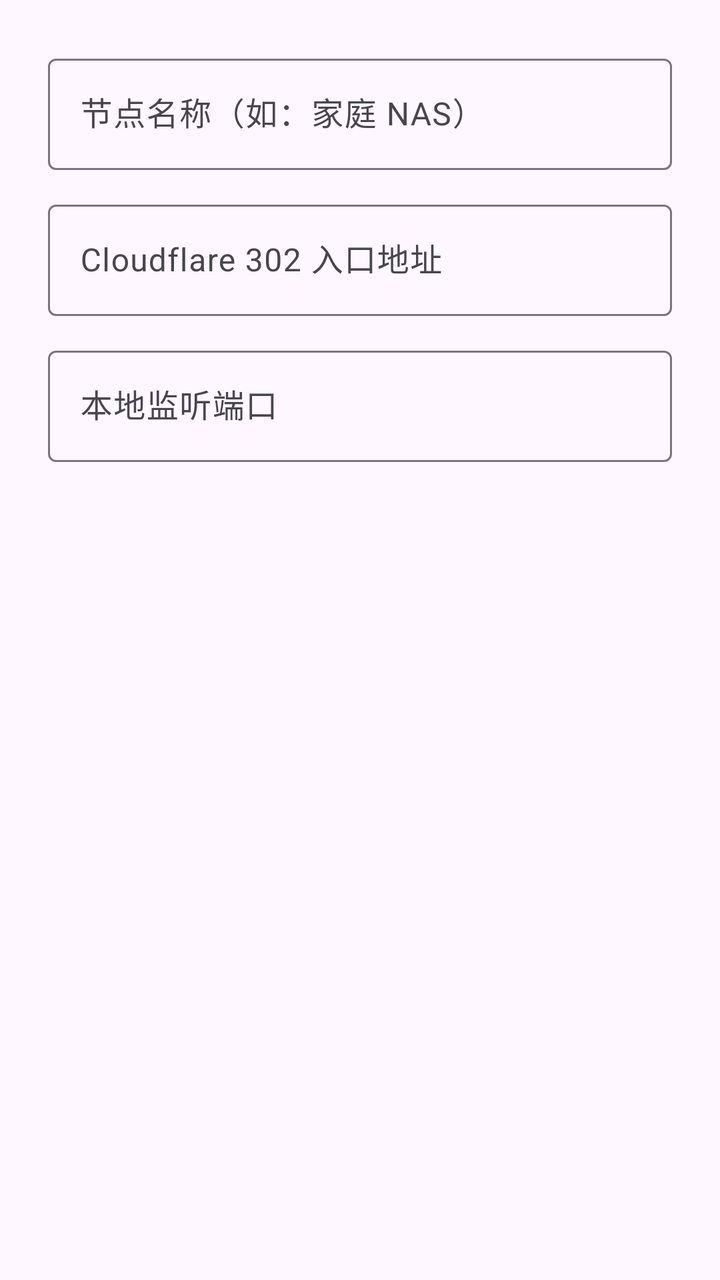
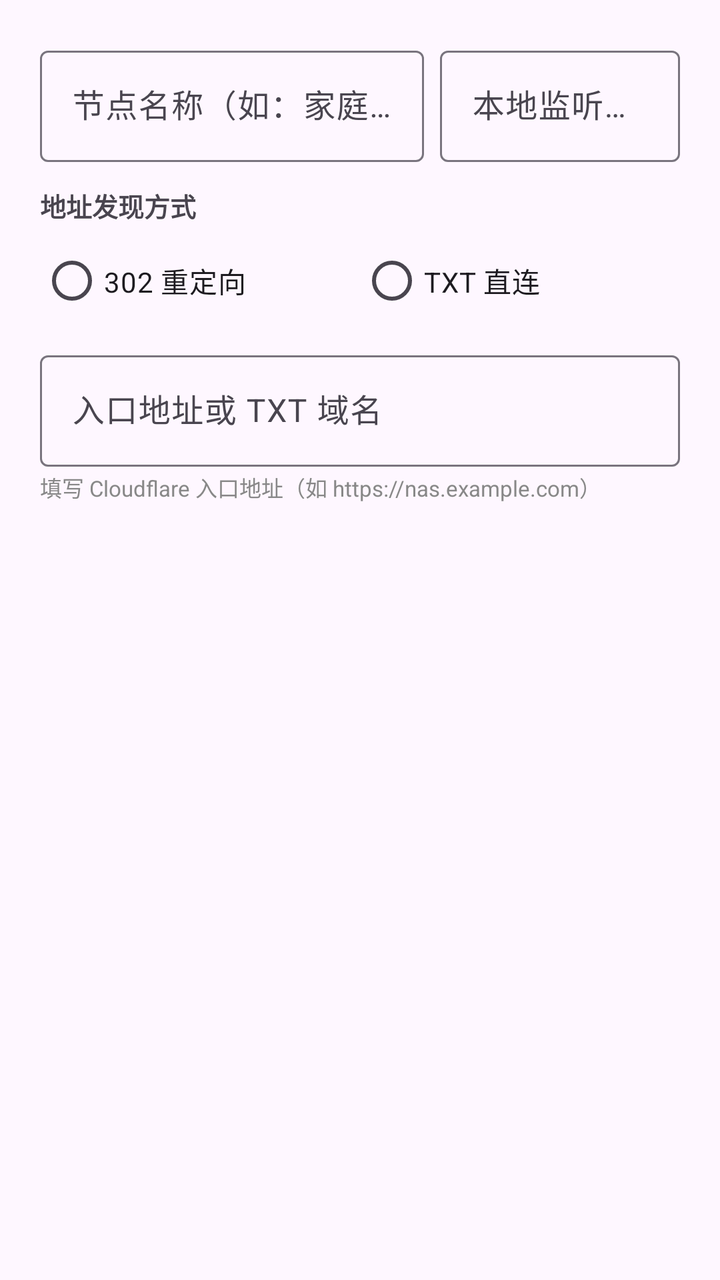

An Android layout rendered at two revisions. The XML below is the earlier revision; the diff shows what the commit changed to produce the second picture.
<!-- AndroidManifest.xml: application theme Theme.WebDavGate -->
<!-- res/layout/dialog_node_edit.xml -->
<?xml version="1.0" encoding="utf-8"?>
<LinearLayout xmlns:android="http://schemas.android.com/apk/res/android"
    android:layout_width="match_parent"
    android:layout_height="wrap_content"
    android:orientation="vertical"
    android:padding="24dp">

    <com.google.android.material.textfield.TextInputLayout
        android:layout_width="match_parent"
        android:layout_height="wrap_content"
        android:hint="@string/hint_name">

        <com.google.android.material.textfield.TextInputEditText
            android:id="@+id/editName"
            android:layout_width="match_parent"
            android:layout_height="wrap_content"
            android:inputType="text"
            android:maxLines="1" />

    </com.google.android.material.textfield.TextInputLayout>

    <com.google.android.material.textfield.TextInputLayout
        android:layout_width="match_parent"
        android:layout_height="wrap_content"
        android:layout_marginTop="12dp"
        android:hint="@string/hint_cfurl">

        <com.google.android.material.textfield.TextInputEditText
            android:id="@+id/editUrl"
            android:layout_width="match_parent"
            android:layout_height="wrap_content"
            android:inputType="textUri"
            android:maxLines="1" />

    </com.google.android.material.textfield.TextInputLayout>

    <com.google.android.material.textfield.TextInputLayout
        android:layout_width="match_parent"
        android:layout_height="wrap_content"
        android:layout_marginTop="12dp"
        android:hint="@string/hint_port">

        <com.google.android.material.textfield.TextInputEditText
            android:id="@+id/editPort"
            android:layout_width="match_parent"
            android:layout_height="wrap_content"
            android:inputType="number"
            android:maxLines="1" />

    </com.google.android.material.textfield.TextInputLayout>

</LinearLayout>
<!-- resources referenced by this layout -->
<resources>
  <string name="hint_cfurl">Cloudflare 302 入口地址</string>
  <string name="hint_name">节点名称（如：家庭 NAS）</string>
  <string name="hint_port">本地监听端口</string>
  <style name="Theme.WebDavGate" parent="Theme.Material3.DayNight.NoActionBar">
          
          <item name="android:statusBarColor">@android:color/transparent</item>
          <item name="android:navigationBarColor">?attr/colorSurface</item>
      </style>
</resources>

<!-- the commit's change to res/layout/dialog_node_edit.xml (unified diff, before → after) -->
@@ -3,27 +3,85 @@
     android:layout_width="match_parent"
     android:layout_height="wrap_content"
     android:orientation="vertical"
-    android:padding="24dp">
+    android:padding="20dp">
 
+    
+    <LinearLayout
+        android:layout_width="match_parent"
+        android:layout_height="wrap_content"
+        android:orientation="horizontal"
+        android:baselineAligned="false">
+
+        <com.google.android.material.textfield.TextInputLayout
+            android:layout_width="0dp"
+            android:layout_height="wrap_content"
+            android:layout_weight="1"
+            android:hint="@string/hint_name">
+
+            <com.google.android.material.textfield.TextInputEditText
+                android:id="@+id/editName"
+                android:layout_width="match_parent"
+                android:layout_height="wrap_content"
+                android:inputType="text"
+                android:maxLines="1" />
+
+        </com.google.android.material.textfield.TextInputLayout>
+
+        <com.google.android.material.textfield.TextInputLayout
+            android:layout_width="120dp"
+            android:layout_height="wrap_content"
+            android:layout_marginStart="8dp"
+            android:hint="@string/hint_port">
+
+            <com.google.android.material.textfield.TextInputEditText
+                android:id="@+id/editPort"
+                android:layout_width="match_parent"
+                android:layout_height="wrap_content"
+                android:inputType="number"
+                android:maxLines="1" />
+
+        </com.google.android.material.textfield.TextInputLayout>
+
+    </LinearLayout>
+
+    
+    <TextView
+        android:layout_width="match_parent"
+        android:layout_height="wrap_content"
+        android:layout_marginTop="12dp"
+        android:text="@string/discovery_mode"
+        android:textSize="13sp"
+        android:textStyle="bold" />
+
+    <RadioGroup
+        android:id="@+id/discoveryGroup"
+        android:layout_width="match_parent"
+        android:layout_height="wrap_content"
+        android:layout_marginTop="4dp"
+        android:orientation="horizontal">
+
+        <RadioButton
+            android:id="@+id/radioRedirect"
+            android:layout_width="0dp"
+            android:layout_height="wrap_content"
+            android:layout_weight="1"
+            android:text="@string/mode_302" />
+
+        <RadioButton
+            android:id="@+id/radioTxt"
+            android:layout_width="0dp"
+            android:layout_height="wrap_content"
+            android:layout_weight="1"
+            android:text="@string/mode_txt" />
+
+    </RadioGroup>
+
+    
     <com.google.android.material.textfield.TextInputLayout
         android:layout_width="match_parent"
         android:layout_height="wrap_content"
-        android:hint="@string/hint_name">
-
-        <com.google.android.material.textfield.TextInputEditText
-            android:id="@+id/editName"
-            android:layout_width="match_parent"
-            android:layout_height="wrap_content"
-            android:inputType="text"
-            android:maxLines="1" />
-
-    </com.google.android.material.textfield.TextInputLayout>
-
-    <com.google.android.material.textfield.TextInputLayout
-        android:layout_width="match_parent"
-        android:layout_height="wrap_content"
-        android:layout_marginTop="12dp"
-        android:hint="@string/hint_cfurl">
+        android:layout_marginTop="8dp"
+        android:hint="@string/hint_address">
 
         <com.google.android.material.textfield.TextInputEditText
             android:id="@+id/editUrl"
@@ -34,19 +92,13 @@
 
     </com.google.android.material.textfield.TextInputLayout>
 
-    <com.google.android.material.textfield.TextInputLayout
+    <TextView
+        android:id="@+id/modeHelp"
         android:layout_width="match_parent"
         android:layout_height="wrap_content"
-        android:layout_marginTop="12dp"
-        android:hint="@string/hint_port">
-
-        <com.google.android.material.textfield.TextInputEditText
-            android:id="@+id/editPort"
-            android:layout_width="match_parent"
-            android:layout_height="wrap_content"
-            android:inputType="number"
-            android:maxLines="1" />
-
-    </com.google.android.material.textfield.TextInputLayout>
+        android:layout_marginTop="2dp"
+        android:text="@string/mode_302_help"
+        android:textSize="11sp"
+        android:textColor="#888888" />
 
 </LinearLayout>
<!-- resource entries referenced after the edit -->
@@ -1,8 +1,12 @@
 <!-- resources referenced by this layout -->
 <resources>
-  <string name="hint_cfurl">Cloudflare 302 入口地址</string>
+  <string name="discovery_mode">地址发现方式</string>
+  <string name="hint_address">入口地址或 TXT 域名</string>
   <string name="hint_name">节点名称（如：家庭 NAS）</string>
   <string name="hint_port">本地监听端口</string>
+  <string name="mode_302">302 重定向</string>
+  <string name="mode_302_help">填写 Cloudflare 入口地址（如 https://nas.example.com）</string>
+  <string name="mode_txt">TXT 直连</string>
   <style name="Theme.WebDavGate" parent="Theme.Material3.DayNight.NoActionBar">
           
           <item name="android:statusBarColor">@android:color/transparent</item>
